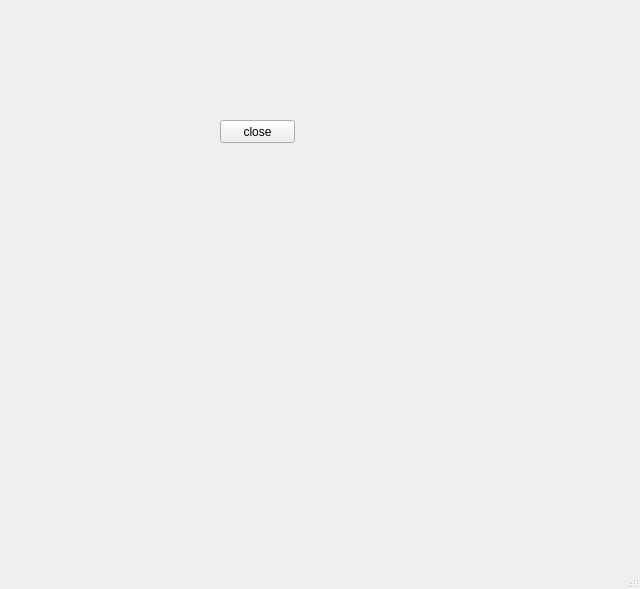
Before: the Qt Designer form signaisolt.ui in sakura-fly/hellopyqt, drawn with Qt 5.
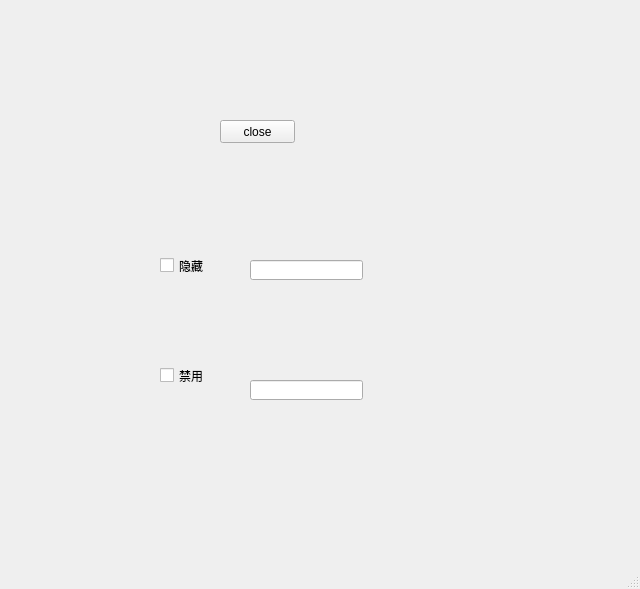
After: the same form once the commit is applied.

Commit message: 信号与槽，隐藏、禁用等

Diff of the .ui file:
```diff
--- a/signaisolt.ui
+++ b/signaisolt.ui
@@ -27,6 +27,64 @@
      <string>close</string>
     </property>
    </widget>
+   <widget class="QCheckBox" name="checkBox">
+    <property name="enabled">
+     <bool>true</bool>
+    </property>
+    <property name="geometry">
+     <rect>
+      <x>160</x>
+      <y>250</y>
+      <width>71</width>
+      <height>31</height>
+     </rect>
+    </property>
+    <property name="text">
+     <string>隐藏</string>
+    </property>
+    <property name="checked">
+     <bool>false</bool>
+    </property>
+   </widget>
+   <widget class="QCheckBox" name="checkBox_2">
+    <property name="geometry">
+     <rect>
+      <x>160</x>
+      <y>360</y>
+      <width>71</width>
+      <height>31</height>
+     </rect>
+    </property>
+    <property name="text">
+     <string>禁用</string>
+    </property>
+   </widget>
+   <widget class="QLineEdit" name="lineEdit">
+    <property name="enabled">
+     <bool>true</bool>
+    </property>
+    <property name="geometry">
+     <rect>
+      <x>250</x>
+      <y>260</y>
+      <width>113</width>
+      <height>20</height>
+     </rect>
+    </property>
+   </widget>
+   <widget class="QLineEdit" name="lineEdit_2">
+    <property name="enabled">
+     <bool>true</bool>
+    </property>
+    <property name="geometry">
+     <rect>
+      <x>250</x>
+      <y>380</y>
+      <width>113</width>
+      <height>20</height>
+     </rect>
+    </property>
+   </widget>
   </widget>
   <widget class="QMenuBar" name="menubar">
    <property name="geometry">
```
Left out of the diff: 32 changed lines with no effect on the pictures. The commit also changes 1 other file.
